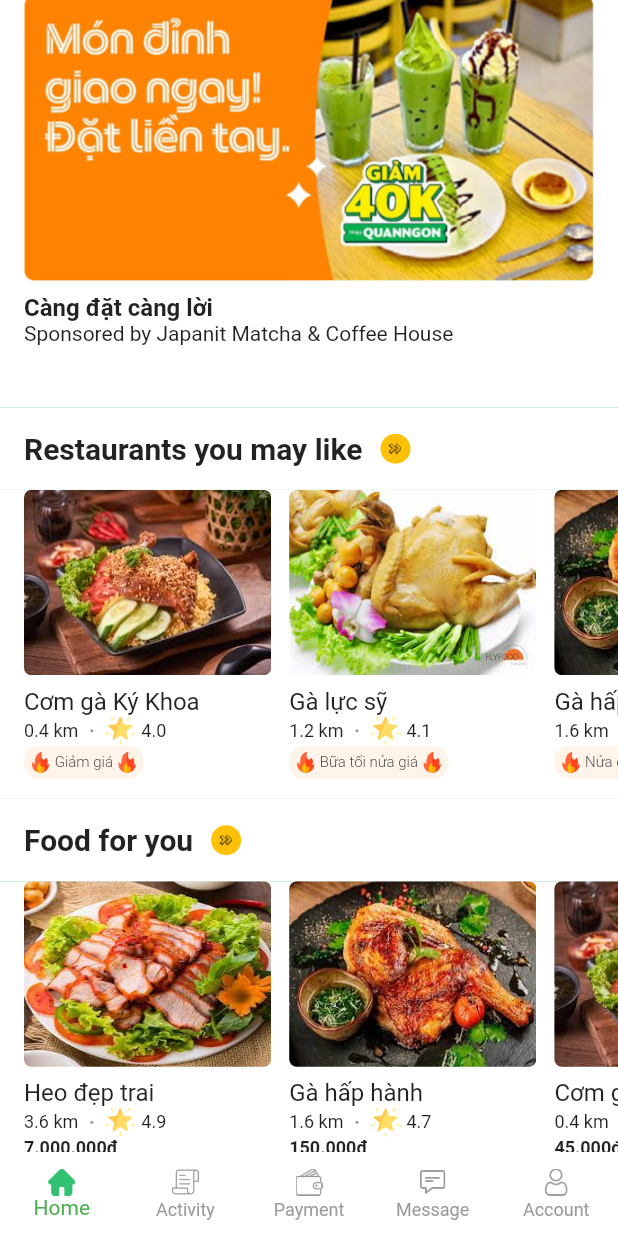
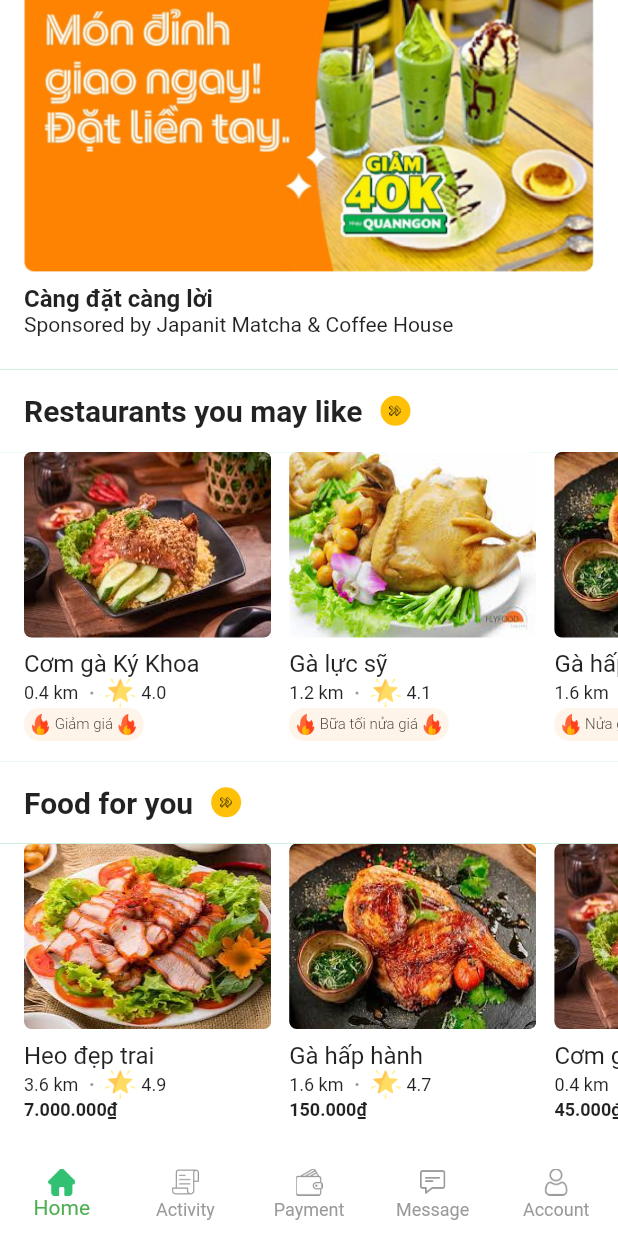
Before and after one commit to phattanle2009/grabClone, a Flutter app: the screen it shows after launch, scrolled down 324 dp, on a phone screen of 412 x 824 dp. Run offline on Flutter 3.47's test engine with Material 2 defaults, Android fonts, the phone set to English and light mode, and no system bars.

Commit message:
chore: update UI of Order Now section

```diff
--- a/grab_clone/lib/home/sections/order_now_section.dart
+++ b/grab_clone/lib/home/sections/order_now_section.dart
@@ -7,8 +7,8 @@
   Widget _buildingSection(BuildContext context) {
     return Container(
       color: Colors.white,
-      height: MediaQuery.of(context).size.width * 0.8,
-      padding: const EdgeInsets.symmetric(vertical: 16),
+      height: MediaQuery.of(context).size.width * 0.7 + 16,
+      padding: const EdgeInsets.symmetric(vertical: 10),
       child: ListView(
         padding: const EdgeInsets.symmetric(horizontal: 16),
         scrollDirection: Axis.horizontal,
@@ -21,16 +21,16 @@
           ),
           AppDimensions.mediumWidthSpace,
           OderNowCartItem(
-            title: "Càng đặt càng lời",
-            subTitle: "Sponsored by Japanit Matcha & Coffee House",
-            imageName: AppImages.banner1,
+            title: "Menu xịn xò chớ bỏ qua",
+            subTitle: "Sponsored by Núp Tea & Coffee - Bà Hạt",
+            imageName: AppImages.banner2,
             width: MediaQuery.of(context).size.width,
           ),
           AppDimensions.mediumWidthSpace,
           OderNowCartItem(
-            title: "Càng đặt càng lời",
-            subTitle: "Sponsored by Japanit Matcha & Coffee House",
-            imageName: AppImages.banner1,
+            title: "Thỏa sức ăn no không lo về giá",
+            subTitle: "Sponsored by Bánh mì Hà Nội chính hiệu",
+            imageName: AppImages.banner3,
             width: MediaQuery.of(context).size.width,
           ),
         ],
```
